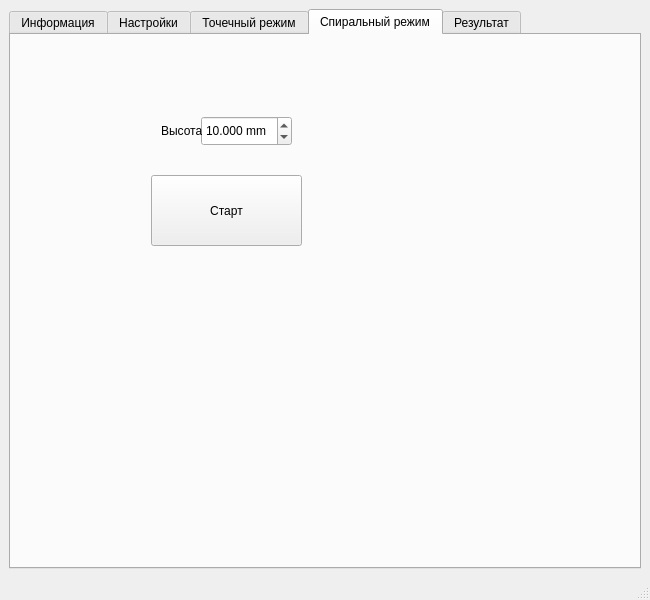
Qt form rotor_ui_v2.4.ui (BuslaySt/Rotor) before a commit.
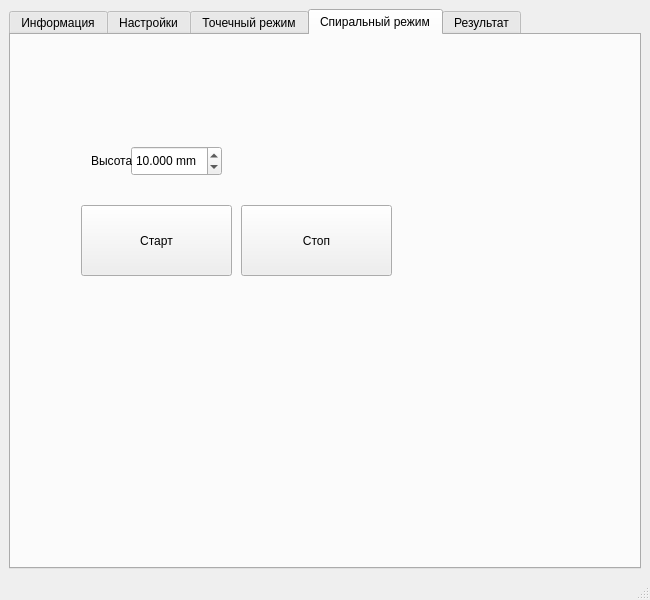
The same form after that commit. The open tabs and pages were chosen to show the change. Icons and pictures are not drawn. Custom widgets are drawn as their Qt base class.

What changed in the file:
```diff
--- a/rotor_ui_v2.4.ui
+++ b/rotor_ui_v2.4.ui
@@ -1260,8 +1260,8 @@
        <widget class="QDoubleSpinBox" name="dSpBox_Range_Z_spiral">
         <property name="geometry">
          <rect>
-          <x>190</x>
-          <y>81</y>
+          <x>120</x>
+          <y>111</y>
           <width>91</width>
           <height>30</height>
          </rect>
@@ -1285,8 +1285,8 @@
        <widget class="QLabel" name="lbl_Range_Z_spiral">
         <property name="geometry">
          <rect>
-          <x>150</x>
-          <y>80</y>
+          <x>80</x>
+          <y>110</y>
           <width>41</width>
           <height>31</height>
          </rect>
@@ -1298,16 +1298,42 @@
        <widget class="QPushButton" name="pBtn_ScanRotorSpiral">
         <property name="geometry">
          <rect>
-          <x>140</x>
-          <y>140</y>
+          <x>70</x>
+          <y>170</y>
           <width>151</width>
           <height>71</height>
          </rect>
         </property>
+        <property name="styleSheet">
+         <string notr="true">QPushButton:hover { background-color: #66FF66;}</string>
+        </property>
         <property name="text">
          <string>Старт</string>
         </property>
        </widget>
+       <widget class="QPushButton" name="pBtn_ScanRotorSpiralStop">
+        <property name="enabled">
+         <bool>true</bool>
+        </property>
+        <property name="geometry">
+         <rect>
+          <x>230</x>
+          <y>170</y>
+          <width>151</width>
+          <height>71</height>
+         </rect>
+        </property>
+        <property name="styleSheet">
+         <string notr="true">QPushButton:checked { background-color: red;}
+QPushButton:hover { background-color: salmon;}</string>
+        </property>
+        <property name="text">
+         <string>Стоп</string>
+        </property>
+        <property name="checkable">
+         <bool>true</bool>
+        </property>
+       </widget>
       </widget>
       <widget class="QWidget" name="tab5_result">
        <property name="enabled">
```
Left out of the diff: 24 changed lines with no effect on the pictures.
